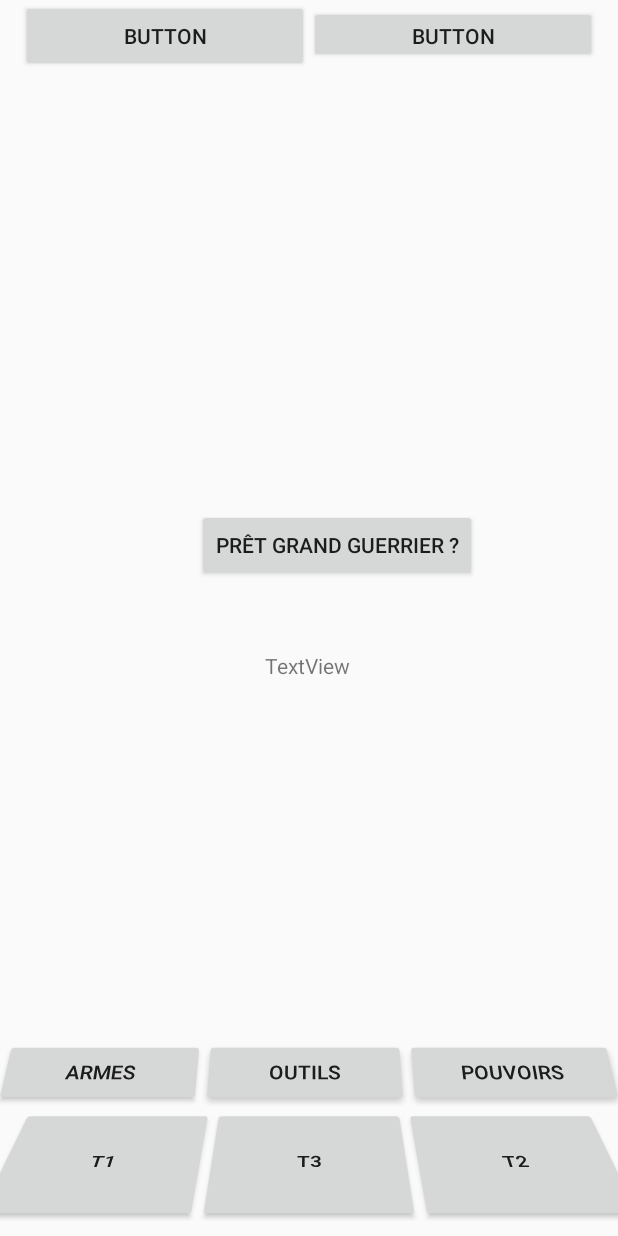
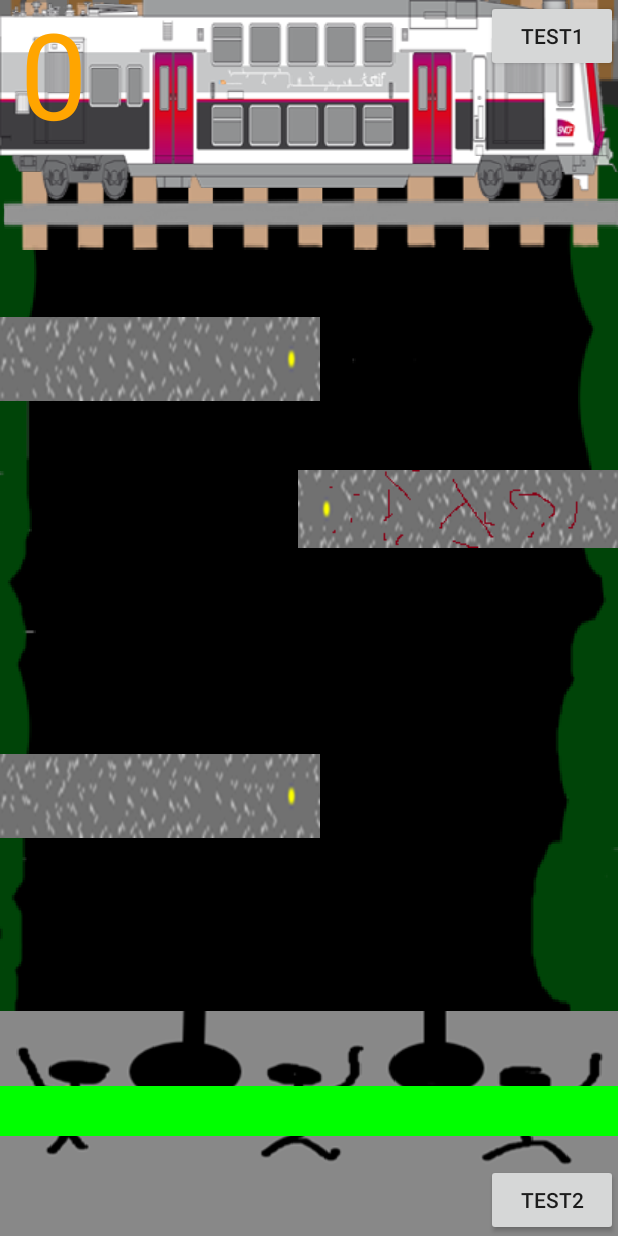
Before and after one commit to MADEinFEUR/Paris_JO_2024_Simulator, an Android app built with Jetpack Compose: the GamesActivity screen opened directly, with no data from a screen before it, on a phone screen of 412 x 824 dp. Run offline under Robolectric (Android 15) with nearby library versions, the phone set to English and light mode, and no system bars.

Commit message:
04/04/2024 || 21:10 premier bouton dans la fenetre de jeu

```diff
--- a/app/src/main/java/com/example/traindriversimulator/GameView.java
+++ b/app/src/main/java/com/example/traindriversimulator/GameView.java
@@ -216,10 +216,6 @@ public class GameView extends View {
         }
         canvas.drawRect(0, dHeight - 100, (int) ((dWidth) * 0.001 * life), dHeight - 150, healthPaint);
         canvas.drawText("" + points, 20, TEXT_SIZE, textPaint);
-
-
-        canvas.drawRect( 200, dHeight - base.getHeight() - 500,dWidth - 500,base.getWidth(), healthPaint);
-
         handler.postDelayed(runnable, UPADATE_MILLIS);
 
     }
--- a/app/src/main/java/com/example/traindriversimulator/GamesActivity.java
+++ b/app/src/main/java/com/example/traindriversimulator/GamesActivity.java
@@ -1,13 +1,17 @@
 package com.example.traindriversimulator;
 
+import android.annotation.SuppressLint;
 import android.content.Context;
 import android.graphics.Bitmap;
 import android.os.Build;
 import android.os.Bundle;
 import android.view.View;
 import android.view.ViewGroup;
+import android.view.Window;
 import android.view.WindowManager;
 import android.widget.Button;
+import android.widget.FrameLayout;
+import android.widget.RelativeLayout;
 import android.widget.TextView;
 import android.graphics.Canvas;
 import android.graphics.BitmapFactory;
@@ -19,18 +23,67 @@ import androidx.appcompat.app.AppCompatActivity;
 @RequiresApi(api = Build.VERSION_CODES.R)
 public class GamesActivity extends AppCompatActivity {
 
-
+    FrameLayout gameActivity;
+    RelativeLayout GameButtons;
+    GameView gameView;
     private Context context;
 
+    @SuppressLint("ResourceType")
     @Override
     protected void onCreate(Bundle savedInstanceState) {
         super.onCreate(savedInstanceState);
+
+        gameView=new GameView(this);
+        gameActivity = new FrameLayout(this);
+        GameButtons = new RelativeLayout(this);
+
+        Button button1 = new Button(this);
+        button1.setText("test1");
+        button1.setId(1);
+
+        Button button2 = new Button(this);
+        button2.setText("test2");
+        button2.setId(2);
+
+
+
+        ViewGroup.LayoutParams b1= new RelativeLayout.LayoutParams(RelativeLayout.LayoutParams.WRAP_CONTENT,ViewGroup.LayoutParams.WRAP_CONTENT);
+        ViewGroup.LayoutParams b2= new RelativeLayout.LayoutParams(RelativeLayout.LayoutParams.WRAP_CONTENT,ViewGroup.LayoutParams.WRAP_CONTENT);
+        ViewGroup.LayoutParams params= new RelativeLayout.LayoutParams(RelativeLayout.LayoutParams.MATCH_PARENT,ViewGroup.LayoutParams.MATCH_PARENT);
+
+        GameButtons.setLayoutParams(params);
+        GameButtons.addView(button1);
+        GameButtons.addView(button2);
+
+
+        ((RelativeLayout.LayoutParams) b1).addRule(RelativeLayout.ALIGN_PARENT_RIGHT,RelativeLayout.TRUE);
+        ((RelativeLayout.LayoutParams) b1).addRule(RelativeLayout.ALIGN_PARENT_TOP,RelativeLayout.TRUE);
+        button1.setLayoutParams(b1);
+
+        ((RelativeLayout.LayoutParams) b2).addRule(RelativeLayout.ALIGN_PARENT_RIGHT,RelativeLayout.TRUE);
+        ((RelativeLayout.LayoutParams) b2).addRule(RelativeLayout.ALIGN_PARENT_BOTTOM,RelativeLayout.TRUE);
+        button2.setLayoutParams(b2);
+
+
+        requestWindowFeature(Window.FEATURE_NO_TITLE);
         setContentView(R.layout.games_activity);
         getWindow().addFlags(WindowManager.LayoutParams.FLAG_KEEP_SCREEN_ON);
 
+        gameActivity.addView(gameView);
+        gameActivity.addView(GameButtons);
+
+
+        setContentView(gameActivity);
+
+
+
+
+
+
+
 
     }
-
+    /*
     public int GetmapX() {
         return (int) findViewById(R.id.view).getWidth();
     }
@@ -49,18 +102,18 @@ public class GamesActivity extends AppCompatActivity {
         findViewById(R.id.start).setEnabled(false);
         findViewById(R.id.start).setVisibility(View.INVISIBLE);
 
-        GameView gameView = new GameView(this);
-        setContentView(gameView, ds);
-        /*
+
+
+
         Game game = new Game();
         game.game(GetmapX(), GetmapY(), 100);
         game.spawn();
         game.startgame();
-        */
+        }
 
 
-        ///zizizi
-    }
+
+
 
 
     public void Armes(View view) {
@@ -163,5 +216,5 @@ public class GamesActivity extends AppCompatActivity {
 
 //_________________________________________________________________________Gestion graphique du jeu _________________________________________________________
 
-
+*/
 }
```
